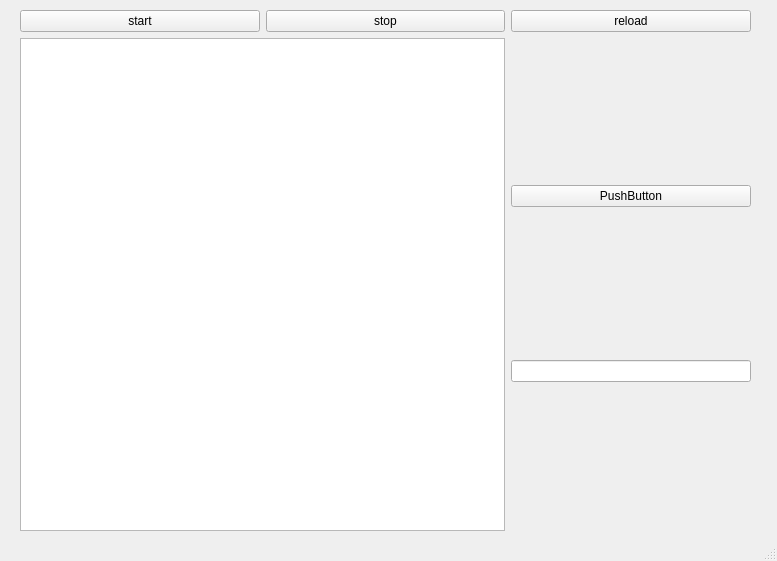
The window that GameOfLife/mainwindow.ui (EGmerina/23203_gmerina) describes before a commit, drawn with Qt 5.
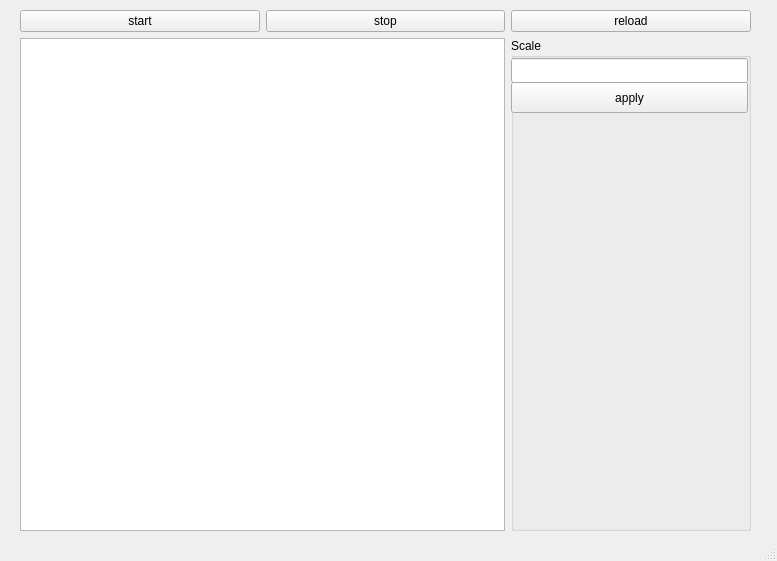
The same window after the commit.

What changed in the file:
```diff
--- a/GameOfLife/mainwindow.ui
+++ b/GameOfLife/mainwindow.ui
@@ -71,20 +71,39 @@
      <item row="9" column="2">
       <layout class="QVBoxLayout" name="verticalLayout">
        <item>
+        <widget class="QGroupBox" name="groupBox">
+         <property name="title">
+          <string>Scale</string>
+         </property>
         <widget class="QPushButton" name="pushButton_3">
+          <property name="geometry">
+           <rect>
+            <x>0</x>
+            <y>44</y>
+            <width>237</width>
+            <height>31</height>
+           </rect>
+          </property>
          <property name="text">
-          <string>PushButton</string>
-         </property>
-        </widget>
-       </item>
-       <item>
+           <string>apply</string>
+          </property>
+         </widget>
         <widget class="QLineEdit" name="lineEdit">
+          <property name="geometry">
+           <rect>
+            <x>0</x>
+            <y>20</y>
+            <width>237</width>
+            <height>25</height>
+           </rect>
+          </property>
          <property name="sizePolicy">
           <sizepolicy hsizetype="Minimum" vsizetype="Fixed">
            <horstretch>0</horstretch>
            <verstretch>0</verstretch>
           </sizepolicy>
          </property>
+         </widget>
         </widget>
        </item>
       </layout>
```
Left out of the diff: 14 changed lines with no effect on the pictures. Lines whose indentation alone changed are shown as unchanged.
